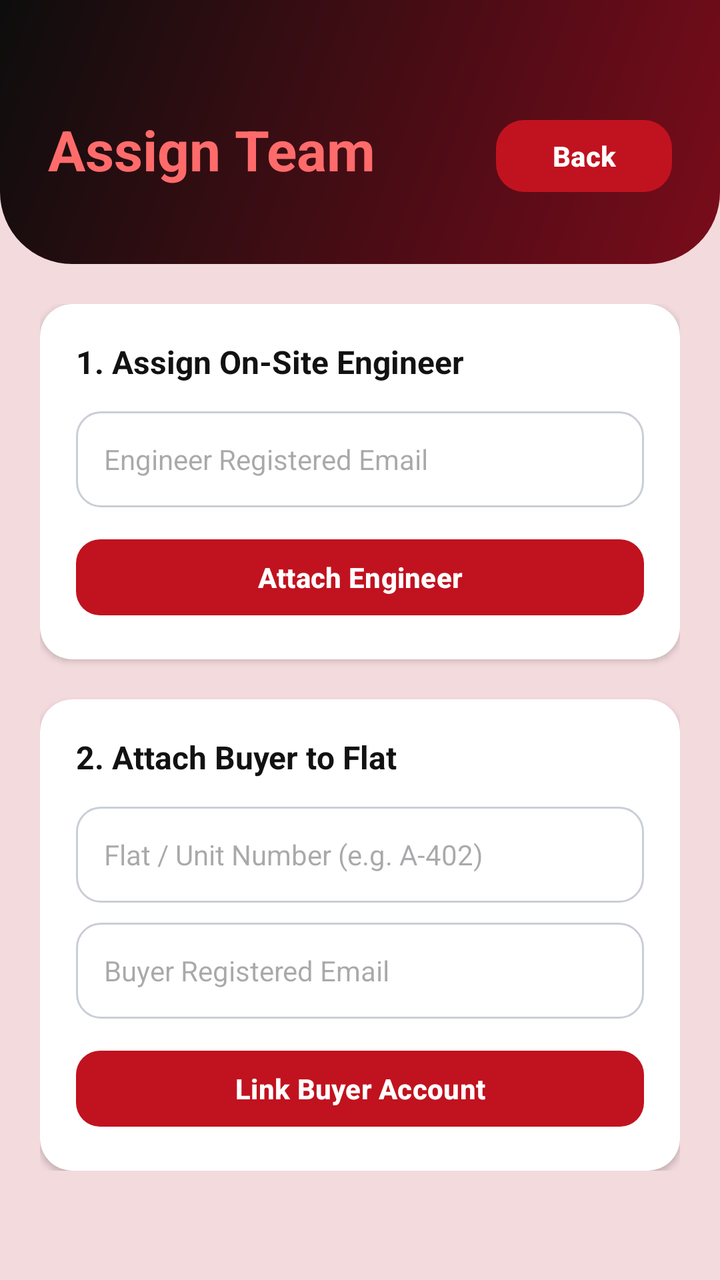
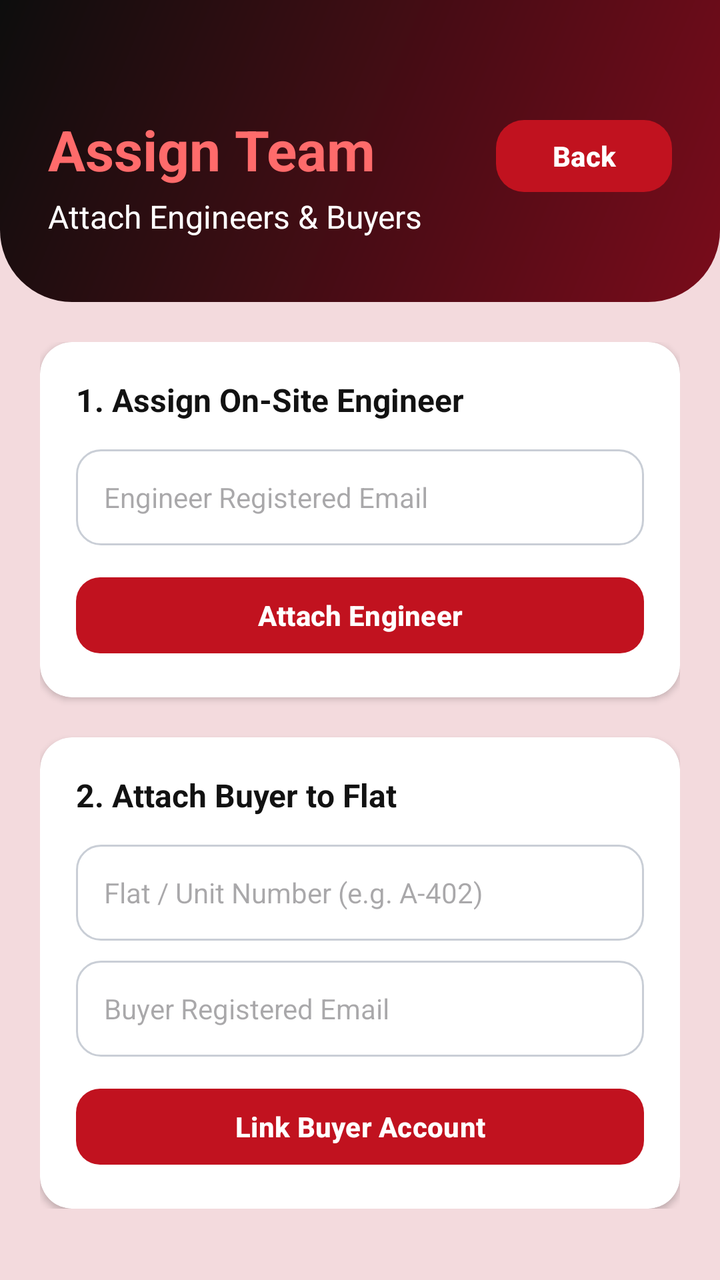

Two renders of the same Android screen: before a commit and after it. Below are the layout's source before the change and the commit's diff.
<!-- AndroidManifest.xml: application theme Theme.BuildTrack_v1 -->
<!-- res/layout/activity_assign_people.xml -->
<?xml version="1.0" encoding="utf-8"?>
<RelativeLayout xmlns:android="http://schemas.android.com/apk/res/android"
    xmlns:app="http://schemas.android.com/apk/res-auto"
    android:layout_width="match_parent"
    android:layout_height="match_parent"
    android:background="@color/manager_body">

    <RelativeLayout
        android:id="@+id/topBar"
        android:layout_width="match_parent"
        android:layout_height="wrap_content"
        android:background="@drawable/bg_header_manager"
        android:paddingStart="24dp"
        android:paddingTop="56dp"
        android:paddingEnd="24dp"
        android:paddingBottom="32dp">

        <TextView
            android:id="@+id/tvRole"
            android:layout_width="wrap_content"
            android:layout_height="wrap_content"
            android:text="Assign Team"
            android:textColor="@color/manager_crimson_light"
            android:textSize="28sp"
            android:textStyle="bold" />

        <TextView
            android:layout_width="wrap_content"
            android:layout_below="@id/tvRole"
            android:layout_marginTop="4dp"
            android:text="Attach Engineers &amp; Buyers"
            android:textColor="@color/white"
            android:textSize="16sp" />

        <Button
            android:id="@+id/btnBack"
            android:layout_width="wrap_content"
            android:layout_height="44dp"
            android:layout_alignParentEnd="true"
            android:text="Back"
            android:textAllCaps="false"
            android:textColor="@color/white"
            android:textStyle="bold"
            app:backgroundTint="@color/manager_crimson"
            app:cornerRadius="14dp" />
    </RelativeLayout>

    <ScrollView
        android:layout_width="match_parent"
        android:layout_height="match_parent"
        android:layout_below="@id/topBar">

        <LinearLayout
            android:layout_width="match_parent"
            android:layout_height="wrap_content"
            android:orientation="vertical"
            android:padding="20dp">

            
            <androidx.cardview.widget.CardView
                android:layout_width="match_parent"
                android:layout_height="wrap_content"
                android:layout_marginBottom="20dp"
                app:cardBackgroundColor="@color/white"
                app:cardCornerRadius="16dp"
                app:cardElevation="2dp">

                <LinearLayout
                    android:layout_width="match_parent"
                    android:layout_height="wrap_content"
                    android:orientation="vertical"
                    android:padding="18dp">

                    <TextView
                        android:layout_width="wrap_content"
                        android:layout_height="wrap_content"
                        android:text="1. Assign On-Site Engineer"
                        android:textColor="@color/ink"
                        android:textSize="16sp"
                        android:textStyle="bold" />

                    <EditText
                        android:id="@+id/etEngineerEmail"
                        android:layout_width="match_parent"
                        android:layout_height="48dp"
                        android:layout_marginTop="14dp"
                        android:background="@drawable/bg_input"
                        android:hint="Engineer Registered Email"
                        android:inputType="textEmailAddress"
                        android:textColor="@color/ink"
                        android:textSize="14sp" />

                    <Button
                        android:id="@+id/btnAssignEngineer"
                        android:layout_width="match_parent"
                        android:layout_height="46dp"
                        android:layout_marginTop="12dp"
                        android:text="Attach Engineer"
                        android:textAllCaps="false"
                        android:textColor="@color/white"
                        android:textStyle="bold"
                        app:backgroundTint="@color/manager_crimson"
                        app:cornerRadius="12dp" />
                </LinearLayout>
            </androidx.cardview.widget.CardView>

            
            <androidx.cardview.widget.CardView
                android:layout_width="match_parent"
                android:layout_height="wrap_content"
                app:cardBackgroundColor="@color/white"
                app:cardCornerRadius="16dp"
                app:cardElevation="2dp">

                <LinearLayout
                    android:layout_width="match_parent"
                    android:layout_height="wrap_content"
                    android:orientation="vertical"
                    android:padding="18dp">

                    <TextView
                        android:layout_width="wrap_content"
                        android:layout_height="wrap_content"
                        android:text="2. Attach Buyer to Flat"
                        android:textColor="@color/ink"
                        android:textSize="16sp"
                        android:textStyle="bold" />

                    <EditText
                        android:id="@+id/etFlatNumber"
                        android:layout_width="match_parent"
                        android:layout_height="48dp"
                        android:layout_marginTop="14dp"
                        android:background="@drawable/bg_input"
                        android:hint="Flat / Unit Number (e.g. A-402)"
                        android:textColor="@color/ink"
                        android:textSize="14sp" />

                    <EditText
                        android:id="@+id/etBuyerEmail"
                        android:layout_width="match_parent"
                        android:layout_height="48dp"
                        android:layout_marginTop="10dp"
                        android:background="@drawable/bg_input"
                        android:hint="Buyer Registered Email"
                        android:inputType="textEmailAddress"
                        android:textColor="@color/ink"
                        android:textSize="14sp" />

                    <Button
                        android:id="@+id/btnAttachBuyer"
                        android:layout_width="match_parent"
                        android:layout_height="46dp"
                        android:layout_marginTop="12dp"
                        android:text="Link Buyer Account"
                        android:textAllCaps="false"
                        android:textColor="@color/white"
                        android:textStyle="bold"
                        app:backgroundTint="@color/manager_crimson"
                        app:cornerRadius="12dp" />
                </LinearLayout>
            </androidx.cardview.widget.CardView>
        </LinearLayout>
    </ScrollView>
</RelativeLayout>
<!-- resources referenced by this layout -->
<resources>
  <color name="ink">#121212</color>
  <color name="manager_body">#F3DADD</color>
  <color name="manager_crimson">#C1121F</color>
  <color name="manager_crimson_light">#FF6B6B</color>
  <color name="white">#FFFFFFFF</color>
  <!-- drawable bg_header_manager (drawable) -->
  <?xml version="1.0" encoding="utf-8"?>
  <shape xmlns:android="http://schemas.android.com/apk/res/android"
      android:shape="rectangle">
      <gradient
          android:angle="315"
          android:endColor="@color/manager_crimson_dark"
          android:startColor="@color/manager_black" />
      <corners
          android:bottomLeftRadius="36dp"
          android:bottomRightRadius="36dp" />
  </shape>
  <!-- drawable bg_input (drawable) -->
  <?xml version="1.0" encoding="utf-8"?>
  <shape xmlns:android="http://schemas.android.com/apk/res/android"
      android:shape="rectangle">
      <solid android:color="@color/white" />
      <stroke
          android:width="1dp"
          android:color="@color/grey_line" />
      <corners android:radius="12dp" />
      <padding
          android:bottom="12dp"
          android:left="14dp"
          android:right="14dp"
          android:top="12dp" />
  </shape>
  <style name="Theme.BuildTrack_v1" parent="Base.Theme.BuildTrack_v1" />
  <color name="manager_crimson_dark">#7A0C1B</color>
  <color name="manager_black">#0D0D0D</color>
  <color name="grey_line">#C9CED6</color>
  <style name="Base.Theme.BuildTrack_v1" parent="Theme.Material3.DayNight.NoActionBar">
          
          
      </style>
</resources>

<!-- the commit's change to res/layout/activity_assign_people.xml (unified diff, before → after) -->
@@ -26,6 +26,7 @@
 
         <TextView
             android:layout_width="wrap_content"
+            android:layout_height="wrap_content"
             android:layout_below="@id/tvRole"
             android:layout_marginTop="4dp"
             android:text="Attach Engineers &amp; Buyers"
